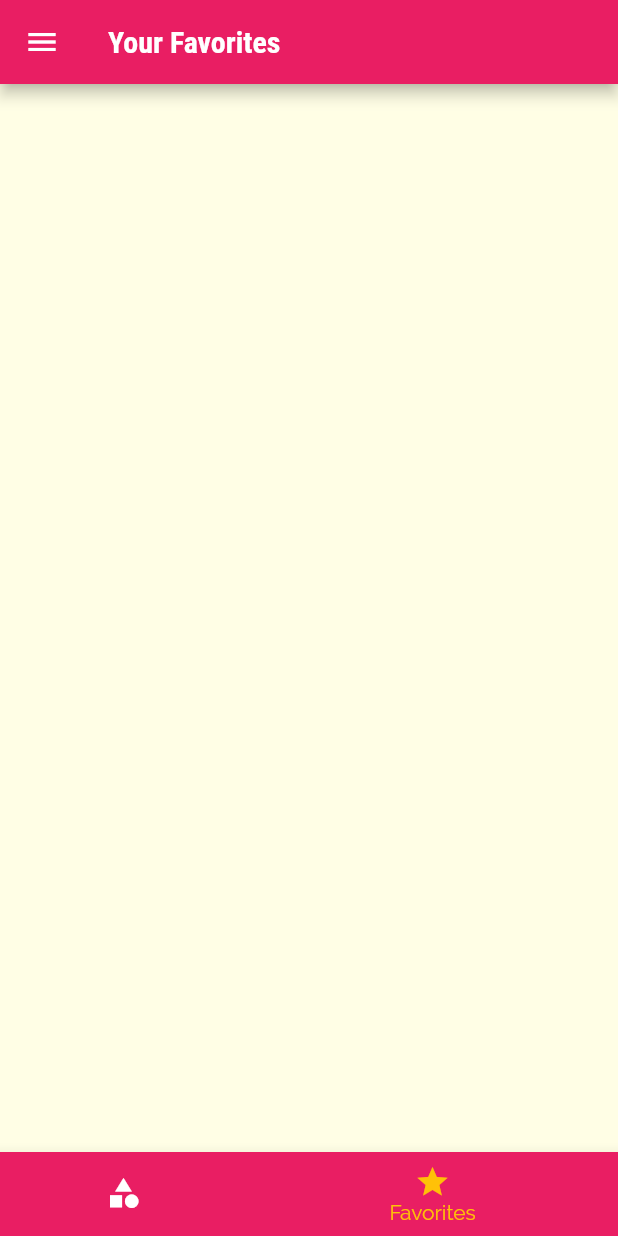
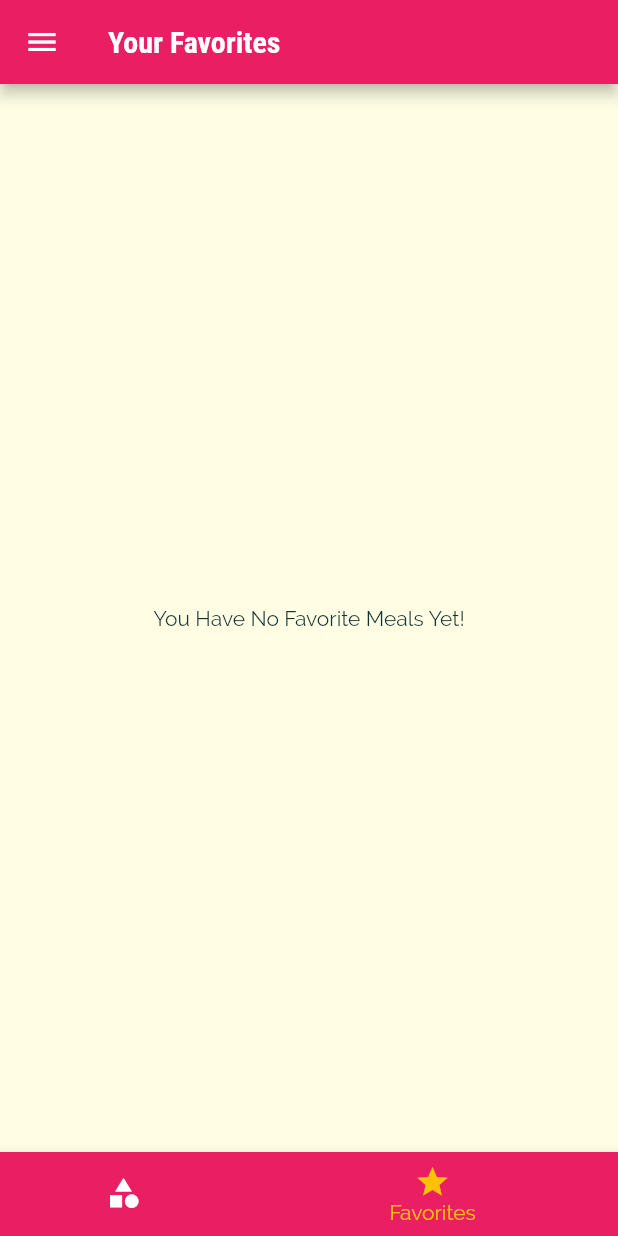
Before and after one commit to seanka/Flutter-Meals-App, a Flutter app: the screen it shows after launch, item 2 of the bottom bar chosen, on a phone screen of 412 x 824 dp. Run offline on Flutter 3.47's test engine with Material 2 defaults, Android fonts, the phone set to English and light mode, and no system bars.

Commit message:
added favorite meals function

```diff
--- a/lib/main.dart
+++ b/lib/main.dart
@@ -28,8 +28,10 @@ class _MyAppState extends State<MyApp> {
   };
 
   List<Meal> _availableMeals = DUMMY_MEALS;
+  List<Meal> _favoriteMeals = [];
 
   void _setFilters(Map<String, bool> filterData) {
+    print('button pressed');
     setState(
       () {
         _filters = filterData;
@@ -51,6 +53,30 @@ class _MyAppState extends State<MyApp> {
         }).toList();
       },
     );
+  }
+
+  void _toggleFavorite(String mealId) {
+    final existingIndex =
+        _favoriteMeals.indexWhere((element) => element.id == mealId);
+    if (existingIndex >= 0) {
+      setState(
+        () {
+          _favoriteMeals.removeAt(existingIndex);
+        },
+      );
+    } else {
+      setState(
+        () {
+          _favoriteMeals.add(
+            DUMMY_MEALS.firstWhere((element) => element.id == mealId),
+          );
+        },
+      );
+    }
+  }
+
+  bool _isMealFavorite(String id) {
+    return _favoriteMeals.any((element) => element.id == id);
   }
 
   @override
@@ -77,11 +103,20 @@ class _MyAppState extends State<MyApp> {
       ),
       initialRoute: '/',
       routes: {
-        '/': (ctx) => TabsScreen(),
-        CategoryMealsScreen.routeName: (ctx) =>
-            CategoryMealsScreen(_availableMeals),
-        MealDetailScreen.routeName: (ctx) => MealDetailScreen(),
-        FilterScreen.routeName: (ctx) => FilterScreen(_filters, _setFilters),
+        '/': (ctx) => TabsScreen(
+              _favoriteMeals,
+            ),
+        CategoryMealsScreen.routeName: (ctx) => CategoryMealsScreen(
+              _availableMeals,
+            ),
+        MealDetailScreen.routeName: (ctx) => MealDetailScreen(
+              _toggleFavorite,
+              _isMealFavorite,
+            ),
+        FilterScreen.routeName: (ctx) => FilterScreen(
+              _filters,
+              _setFilters,
+            ),
       },
     );
   }
--- a/lib/screens/categories_meals_screen.dart
+++ b/lib/screens/categories_meals_screen.dart
@@ -59,6 +59,7 @@ class _CategoryMealsScreenState extends State<CategoryMealsScreen> {
           );
         },
         itemCount: displayedMeals.length,
-        ));
+      ),
+    );
   }
 }
--- a/lib/screens/favorites_screen.dart
+++ b/lib/screens/favorites_screen.dart
@@ -1,10 +1,32 @@
 import 'package:flutter/material.dart';
 
+import '../models/meal.dart';
+import '../widgets/meal_item.dart';
+
 class FavoritesScreen extends StatelessWidget {
-  const FavoritesScreen({Key? key}) : super(key: key);
+  final List<Meal> favoriteMeals;
+
+  const FavoritesScreen(this.favoriteMeals, {Key? key}) : super(key: key);
 
   @override
   Widget build(BuildContext context) {
-    return Container();
+    return (favoriteMeals.isEmpty)
+        ? Center(
+            child: Text('You Have No Favorite Meals Yet!'),
+          )
+        : ListView.builder(
+            itemBuilder: (ctx, index) {
+              return MealItem(
+                id: favoriteMeals[index].id,
+                title: favoriteMeals[index].title,
+                imageUrl: favoriteMeals[index].imageUrl,
+                duration: favoriteMeals[index].duration,
+                complexity: favoriteMeals[index].complexity,
+                affordability: favoriteMeals[index].affordability,
+                removeItem: () {},
+              );
+            },
+            itemCount: favoriteMeals.length,
+          );
   }
 }
--- a/lib/screens/tabs_screen.dart
+++ b/lib/screens/tabs_screen.dart
@@ -1,23 +1,36 @@
 import 'package:flutter/material.dart';
 
+import '../models/meal.dart';
 import '../widgets/main_drawer.dart';
 import './favorites_screen.dart';
 import './categories_screen.dart';
 
 class TabsScreen extends StatefulWidget {
-  const TabsScreen({Key? key}) : super(key: key);
+  final List<Meal> favoriteMeals;
+  const TabsScreen(this.favoriteMeals, {Key? key}) : super(key: key);
 
   @override
   _TabsScreenState createState() => _TabsScreenState();
 }
 
 class _TabsScreenState extends State<TabsScreen> {
-  final List<Map<String, Object>> _pages = [
-    {'page': CategoriesScreen(), 'title': 'Categories'},
-    {'page': FavoritesScreen(), 'title': 'Your Favorites'},
-  ];
+  late List<Map<String, Object>> _pages;
+  late int _selectedPageIndex = 0;
 
-  late int _selectedPageIndex = 0;
+  @override
+  void initState() {
+    _pages = [
+      {
+        'page': CategoriesScreen(),
+        'title': 'Categories',
+      },
+      {
+        'page': FavoritesScreen(widget.favoriteMeals),
+        'title': 'Your Favorites',
+      },
+    ];
+    super.initState();
+  }
 
   void _selectPage(int index) {
     setState(() {
```
Also changed, not shown: lib/screens/meal_detail_screen.dart (+7 -6 lines). Lines whose indentation alone changed are shown as unchanged.
